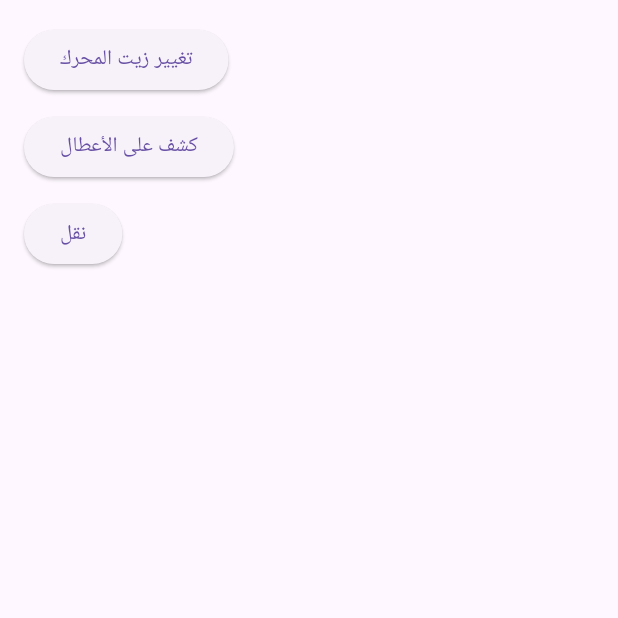
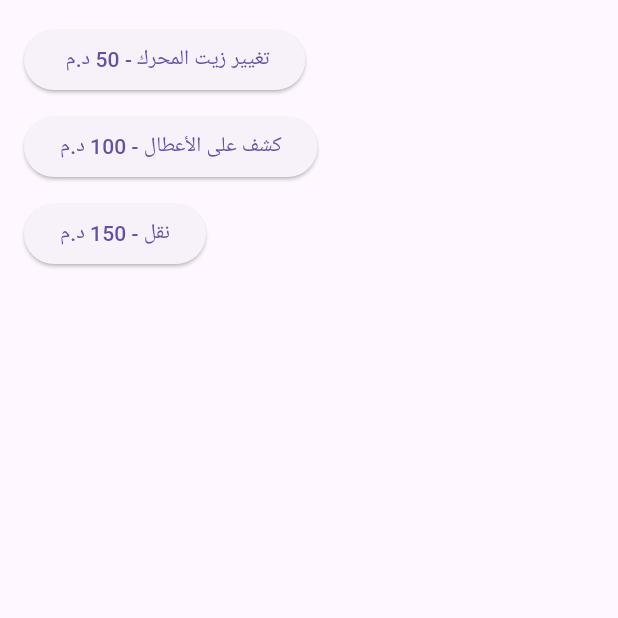
Before and after one commit to MaboAutoHelp/Flutter-Application-Mabo-auto-help, a Flutter app: the Service screen opened directly with empty values, on a phone screen of 412 x 824 dp, the top half of it. Run offline on Flutter 3.47's test engine with Material 3 defaults, Android fonts, the phone set to English and light mode, and no system bars.

Commit message:
feat: Add prix field to service request submission

```diff
--- a/lib/controller/ServiceContriller.dart
+++ b/lib/controller/ServiceContriller.dart
@@ -3,7 +3,7 @@ import 'package:flutter/material.dart';
 import 'package:http/http.dart' as http;
 
 class ServiceController {
-  Future SubmitServiceRequest(BuildContext context, String userID, String name ,String tel, String serviceName, DateTime date, TimeOfDay time, String carType) async {
+  Future SubmitServiceRequest(BuildContext context, String userID, String name ,String tel, String serviceName, DateTime date, TimeOfDay time, String carType, int prix) async {
     var url = "http://192.168.1.17:8000/Service/registerService";
     var response = await http.post(
       Uri.parse(url),
@@ -15,6 +15,7 @@ class ServiceController {
         'date': date.toIso8601String(),
         'time': time.format(context),
         'carType': carType,
+        'prix': prix.toString(),
       }),
       headers: {"Content-Type": "application/json"},
     );
--- a/lib/view/Service.dart
+++ b/lib/view/Service.dart
@@ -28,11 +28,12 @@ class _ServiceState extends State<Service> {
                     builder: (context) => ServiceDetailPage(
                       userID: widget.userID,
                       serviceName: 'تغيير زيت المحرك',
+                      prix: 50,
                     ),
                   ),
                 );
               },
-              child: const Text('تغيير زيت المحرك'),
+              child: const Text(' تغيير زيت المحرك - 50 د.م'),
             ),
             SizedBox(height: 10),
             ElevatedButton(
@@ -43,11 +44,12 @@ class _ServiceState extends State<Service> {
                     builder: (context) => ServiceDetailPage(
                       userID: widget.userID,
                       serviceName: 'كشف على الأعطال',
+                      prix: 100,
                     ),
                   ),
                 );
               },
-              child: const Text('كشف على الأعطال'),
+              child: const Text('كشف على الأعطال - 100 د.م'),
             ),
             SizedBox(height: 10),
             ElevatedButton(
@@ -58,11 +60,12 @@ class _ServiceState extends State<Service> {
                     builder: (context) => ServiceDetailPage(
                       userID: widget.userID,
                       serviceName: 'نقل',
+                      prix: 150,
                     ),
                   ),
                 );
               },
-              child: const Text('نقل'),
+              child: const Text('نقل - 150 د.م'),
             ),
           ],
         ),
@@ -75,11 +78,13 @@ class _ServiceState extends State<Service> {
 class ServiceDetailPage extends StatefulWidget {
   final String userID;
   final String serviceName;
+  final int prix;
 
   const ServiceDetailPage({
     Key? key,
     required this.userID,
     required this.serviceName,
+    required this.prix,
   }) : super(key: key);
 
   @override
@@ -149,6 +154,7 @@ class _ServiceDetailPageState extends State<ServiceDetailPage> {
           selectedDate!,
           selectedTime!,
           selectedCarType!,
+          widget.prix,
         );
 
 
```
